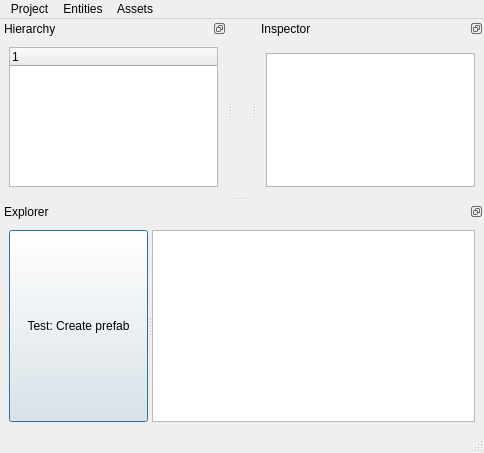
Bang3DEngine/OldBang, file res/WindowMain.ui: the form before one commit.
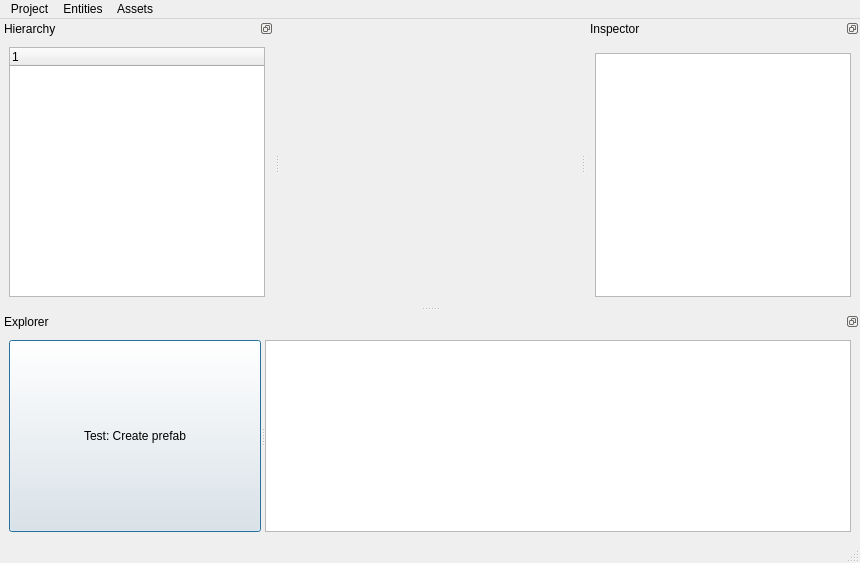
The form after the commit. Custom widgets are drawn as their Qt base class.

Commit message: Transform aaccum with parent Entity added. List inspector begun

What changed in the file:
```diff
--- a/res/WindowMain.ui
+++ b/res/WindowMain.ui
@@ -6,8 +6,8 @@
    <rect>
     <x>0</x>
     <y>0</y>
-    <width>484</width>
-    <height>453</height>
+    <width>860</width>
+    <height>563</height>
    </rect>
   </property>
   <property name="windowTitle">
@@ -42,7 +42,7 @@
     <rect>
      <x>0</x>
      <y>0</y>
-     <width>484</width>
+     <width>860</width>
      <height>25</height>
     </rect>
    </property>
@@ -290,6 +290,11 @@
    <extends>QTreeWidget</extends>
    <header>TreeHierarchy.h</header>
   </customwidget>
+  <customwidget>
+   <class>ListInspector</class>
+   <extends>QListWidget</extends>
+   <header location="global">ListInspector.h</header>
+  </customwidget>
  </customwidgets>
  <resources/>
  <connections>
```
Left out of the diff: 5 changed lines with no effect on the pictures. The commit also changes 12 other files.
